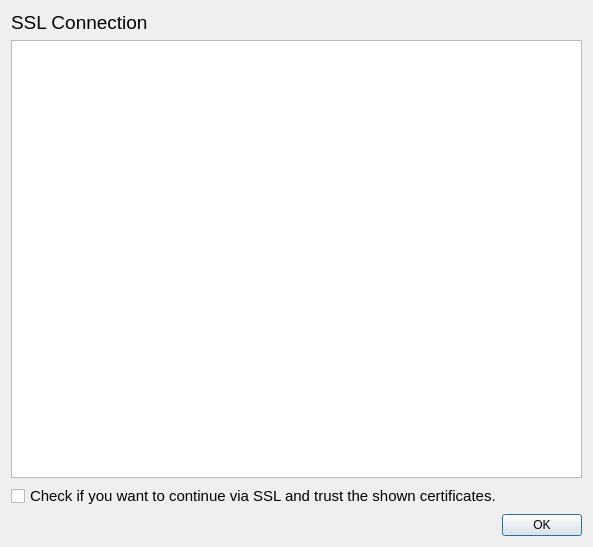
This is src/mirall/sslerrordialog.ui in nextcloud/desktop as Qt 5 draws it before an edit. The edited form follows.
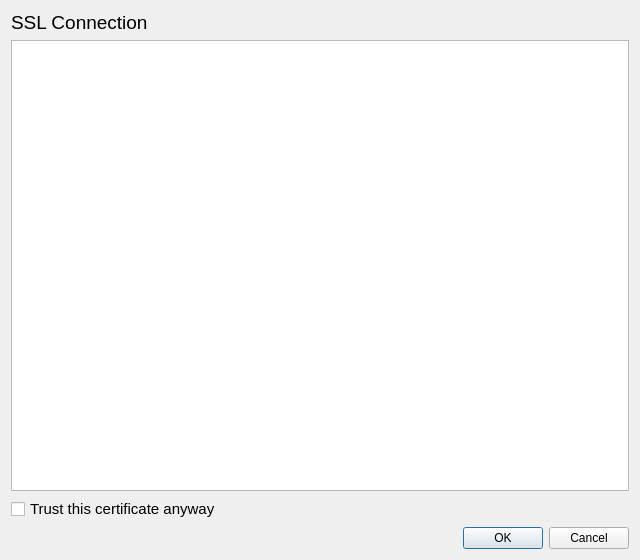
This is the edited form.

Commit message: Make SSL error dialog more intuitive

The edit to the form file:
```diff
--- a/src/mirall/sslerrordialog.ui
+++ b/src/mirall/sslerrordialog.ui
@@ -6,8 +6,8 @@
    <rect>
     <x>0</x>
     <y>0</y>
-    <width>593</width>
-    <height>547</height>
+    <width>640</width>
+    <height>560</height>
    </rect>
   </property>
   <property name="windowTitle">
@@ -22,14 +22,14 @@
       </font>
      </property>
      <property name="text">
-      <string>Check if you want to continue via SSL and trust the shown certificates.</string>
+      <string>Trust this certificate anyway</string>
      </property>
     </widget>
    </item>
    <item row="3" column="0">
     <widget class="QDialogButtonBox" name="_dialogButtonBox">
      <property name="standardButtons">
-      <set>QDialogButtonBox::Ok</set>
+      <set>QDialogButtonBox::Cancel|QDialogButtonBox::Ok</set>
      </property>
     </widget>
    </item>
```
The commit also changes 1 other file.
